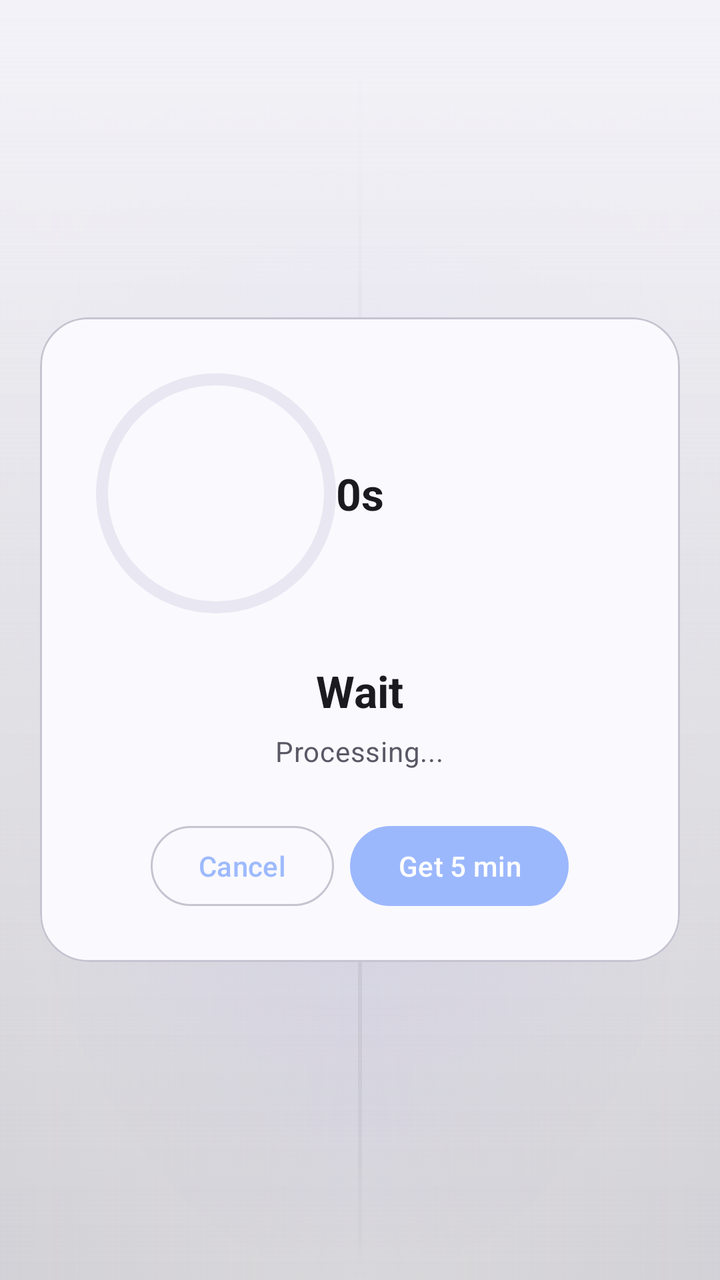
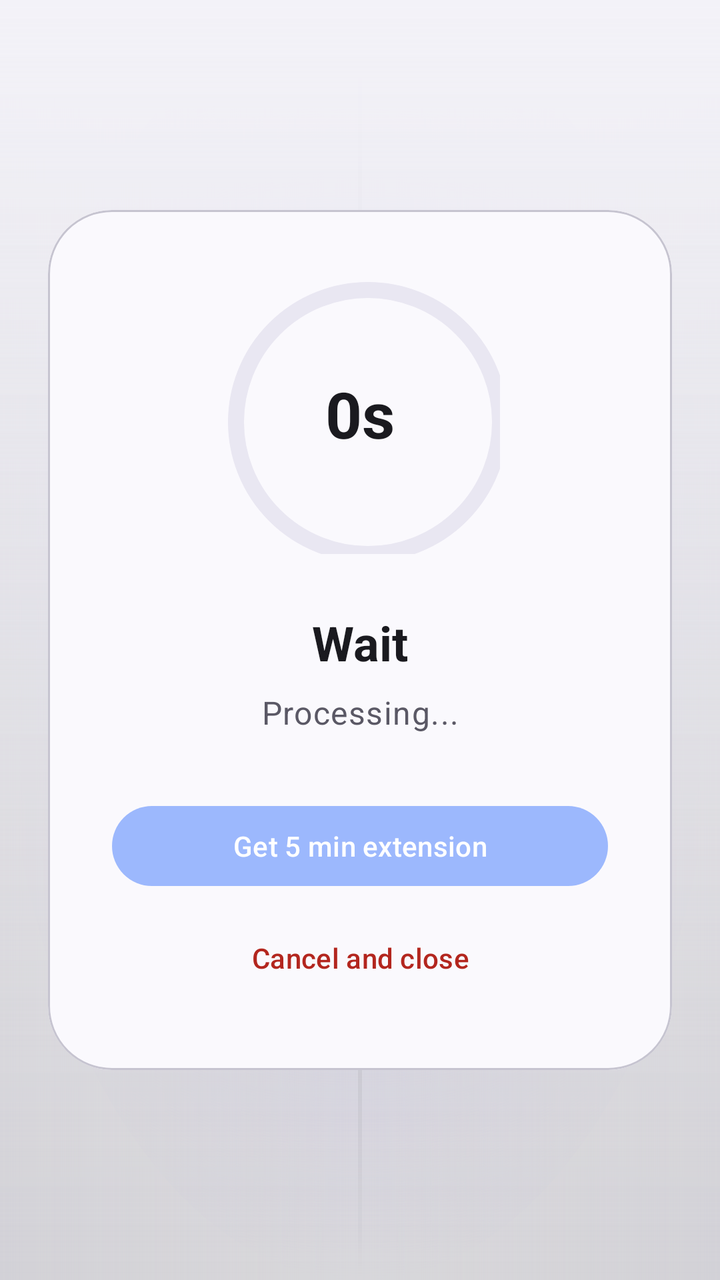

Two renders of the same Android screen: before a commit and after it. Below are the layout's source before the change and the commit's diff.
<!-- AndroidManifest.xml: application theme Theme.Shadow.Base -->
<!-- res/layout/activity_delay.xml -->
<?xml version="1.0" encoding="utf-8"?>
<FrameLayout
    xmlns:android="http://schemas.android.com/apk/res/android"
    xmlns:app="http://schemas.android.com/apk/res-auto"
    android:layout_width="match_parent"
    android:layout_height="match_parent"
    android:background="@drawable/bg_shadow_gradient"
    android:padding="20dp">

    
    <com.google.android.material.card.MaterialCardView
        android:id="@+id/container"
        android:layout_width="match_parent"
        android:layout_height="wrap_content"
        android:layout_gravity="center"

        app:cardCornerRadius="24dp"
        app:cardElevation="0dp"
        app:strokeWidth="1dp"
        app:strokeColor="?attr/colorOutline"
        app:cardBackgroundColor="?attr/colorSurface">

        <LinearLayout
            android:layout_width="match_parent"
            android:layout_height="wrap_content"
            android:orientation="vertical"
            android:gravity="center"
            android:padding="24dp">

            

            <FrameLayout
                android:layout_width="match_parent"
                android:layout_height="match_parent">

                <com.google.android.material.progressindicator.CircularProgressIndicator
                    android:id="@+id/progress"
                    android:layout_width="match_parent"
                    android:layout_height="match_parent"
                    android:indeterminate="false"
                    app:indicatorSize="120dp"
                    app:trackThickness="6dp"
                    app:trackColor="?attr/colorSurfaceVariant"
                    app:indicatorColor="?attr/colorPrimary" />

                <TextView
                    android:id="@+id/timer"
                    android:layout_width="match_parent"
                    android:layout_height="match_parent"
                    android:gravity="center"
                    android:text="0s"
                    android:textStyle="bold"
                    android:textSize="22sp"
                    android:textColor="?attr/colorOnSurface"/>
            </FrameLayout>

            

            <com.google.android.material.textview.MaterialTextView
                android:id="@+id/title"
                android:layout_width="wrap_content"
                android:layout_height="wrap_content"
                style="@style/TextAppearance.Material3.TitleLarge"
                android:layout_marginTop="20dp"
                android:text="Wait"
                android:textColor="?attr/colorOnSurface"
                android:textStyle="bold"/>

            

            <com.google.android.material.textview.MaterialTextView
                android:id="@+id/subtitle"
                android:layout_width="wrap_content"
                android:layout_height="wrap_content"
                style="@style/TextAppearance.Material3.BodyMedium"
                android:layout_marginTop="6dp"
                android:text="Processing..."
                android:textColor="?attr/colorOnSurfaceVariant"
                android:gravity="center"/>

            

            <LinearLayout
                android:layout_width="match_parent"
                android:layout_height="wrap_content"
                android:layout_marginTop="24dp"
                android:orientation="horizontal"
                android:gravity="center">

                
                <com.google.android.material.button.MaterialButton
                    android:id="@+id/btn_cancel"
                    android:layout_width="wrap_content"
                    android:layout_height="wrap_content"
                    style="@style/Widget.Material3.Button.OutlinedButton"
                    android:layout_marginEnd="8dp"
                    android:text="Cancel"/>

                
                <com.google.android.material.button.MaterialButton
                    android:id="@+id/btn_extend"
                    android:layout_width="wrap_content"
                    android:layout_height="wrap_content"
                    style="@style/Widget.Material3.Button"
                    android:text="Get 5 min"/>

            </LinearLayout>

        </LinearLayout>

    </com.google.android.material.card.MaterialCardView>

</FrameLayout>
<!-- resources referenced by this layout -->
<resources>
  <!-- drawable bg_shadow_gradient: vector/xml drawable (drawable, 2796 chars, omitted) -->
  <style name="Theme.Shadow.Base" parent="Theme.Material3.DayNight.NoActionBar">
  
          
          <item name="android:windowBackground">@color/md_background</item>
          <item name="android:colorBackground">@color/md_background</item>
  
          
          <item name="colorPrimary">@color/md_primary</item>
          <item name="colorOnPrimary">@color/md_on_primary</item>
          <item name="colorPrimaryContainer">@color/md_primary_container</item>
          <item name="colorOnPrimaryContainer">@color/md_on_primary_container</item>
  
          
          <item name="colorSecondary">@color/md_secondary</item>
          <item name="colorOnSecondary">@color/md_on_secondary</item>
  
          
          <item name="colorSurface">@color/md_surface</item>
          <item name="colorOnSurface">@color/md_on_surface</item>
  
          <item name="colorSurfaceVariant">@color/md_surface_variant</item>
          <item name="colorOnSurfaceVariant">@color/md_on_surface_variant</item>
  
          <item name="elevationOverlayEnabled">true</item>
  
          
          <item name="colorOutline">@color/md_outline</item>
  
          
          <item name="shadowGlass">@color/shadow_glass</item>
          <item name="shadowGlassStrong">@color/shadow_glass_strong</item>
          <item name="shadowGlassSoft">@color/shadow_glass_soft</item>
  
          
          <item name="android:statusBarColor">@android:color/transparent</item>
          <item name="android:navigationBarColor">@android:color/transparent</item>
  
      </style>
  <color name="md_background">#F3F2F8</color>
  <color name="md_primary">#EC95B4FD</color>
  <color name="md_on_primary">#FFFFFF</color>
  <color name="md_primary_container">#E4E0FF</color>
  <color name="md_on_primary_container">#1A1446</color>
  <color name="md_secondary">#7C7A8A</color>
  <color name="md_on_secondary">#FFFFFF</color>
  <color name="md_surface">#FAF9FD</color>
  <color name="md_on_surface">#1A1A1F</color>
  <color name="md_surface_variant">#E9E7F2</color>
  <color name="md_on_surface_variant">#5A5865</color>
  <color name="md_outline">#C6C4D0</color>
  <color name="shadow_glass">#33FFFFFF</color>
  <color name="shadow_glass_strong">#66FFFFFF</color>
  <color name="shadow_glass_soft">#1FFFFFFF</color>
</resources>

<!-- the commit's change to res/layout/activity_delay.xml (unified diff, before → after) -->
@@ -5,7 +5,7 @@
     android:layout_width="match_parent"
     android:layout_height="match_parent"
     android:background="@drawable/bg_shadow_gradient"
-    android:padding="20dp">
+    android:padding="24dp">
 
     
     <com.google.android.material.card.MaterialCardView
@@ -13,8 +13,7 @@
         android:layout_width="match_parent"
         android:layout_height="wrap_content"
         android:layout_gravity="center"
-
-        app:cardCornerRadius="24dp"
+        app:cardCornerRadius="32dp"
         app:cardElevation="0dp"
         app:strokeWidth="1dp"
         app:strokeColor="?attr/colorOutline"
@@ -25,23 +24,23 @@
             android:layout_height="wrap_content"
             android:orientation="vertical"
             android:gravity="center"
-            android:padding="24dp">
+            android:padding="32dp">
 
             
-
             <FrameLayout
-                android:layout_width="match_parent"
-                android:layout_height="match_parent">
+                android:layout_width="140dp"
+                android:layout_height="140dp">
 
                 <com.google.android.material.progressindicator.CircularProgressIndicator
                     android:id="@+id/progress"
                     android:layout_width="match_parent"
                     android:layout_height="match_parent"
                     android:indeterminate="false"
-                    app:indicatorSize="120dp"
-                    app:trackThickness="6dp"
+                    app:indicatorSize="140dp"
+                    app:trackThickness="8dp"
                     app:trackColor="?attr/colorSurfaceVariant"
-                    app:indicatorColor="?attr/colorPrimary" />
+                    app:indicatorColor="?attr/colorPrimary"
+                    app:trackCornerRadius="4dp" />
 
                 <TextView
                     android:id="@+id/timer"
@@ -49,60 +48,59 @@
                     android:layout_height="match_parent"
                     android:gravity="center"
                     android:text="0s"
+                    style="@style/TextAppearance.Material3.HeadlineLarge"
                     android:textStyle="bold"
-                    android:textSize="22sp"
                     android:textColor="?attr/colorOnSurface"/>
             </FrameLayout>
 
             
-
             <com.google.android.material.textview.MaterialTextView
                 android:id="@+id/title"
                 android:layout_width="wrap_content"
                 android:layout_height="wrap_content"
-                style="@style/TextAppearance.Material3.TitleLarge"
-                android:layout_marginTop="20dp"
+                style="@style/TextAppearance.Material3.HeadlineSmall"
+                android:layout_marginTop="28dp"
                 android:text="Wait"
                 android:textColor="?attr/colorOnSurface"
                 android:textStyle="bold"/>
 
             
-
             <com.google.android.material.textview.MaterialTextView
                 android:id="@+id/subtitle"
                 android:layout_width="wrap_content"
                 android:layout_height="wrap_content"
-                style="@style/TextAppearance.Material3.BodyMedium"
-                android:layout_marginTop="6dp"
+                style="@style/TextAppearance.Material3.BodyLarge"
+                android:layout_marginTop="8dp"
                 android:text="Processing..."
                 android:textColor="?attr/colorOnSurfaceVariant"
                 android:gravity="center"/>
 
             
-
             <LinearLayout
                 android:layout_width="match_parent"
                 android:layout_height="wrap_content"
-                android:layout_marginTop="24dp"
-                android:orientation="horizontal"
+                android:layout_marginTop="32dp"
+                android:orientation="vertical"
                 android:gravity="center">
 
                 
                 <com.google.android.material.button.MaterialButton
-                    android:id="@+id/btn_cancel"
-                    android:layout_width="wrap_content"
+                    android:id="@+id/btn_extend"
+                    android:layout_width="match_parent"
                     android:layout_height="wrap_content"
-                    style="@style/Widget.Material3.Button.OutlinedButton"
-                    android:layout_marginEnd="8dp"
-                    android:text="Cancel"/>
+                    style="@style/Widget.Material3.Button"
+                    android:text="Get 5 min extension"
+                    app:cornerRadius="20dp" />
 
                 
                 <com.google.android.material.button.MaterialButton
-                    android:id="@+id/btn_extend"
-                    android:layout_width="wrap_content"
+                    android:id="@+id/btn_cancel"
+                    android:layout_width="match_parent"
                     android:layout_height="wrap_content"
-                    style="@style/Widget.Material3.Button"
-                    android:text="Get 5 min"/>
+                    style="@style/Widget.Material3.Button.TextButton"
+                    android:layout_marginTop="8dp"
+                    android:text="Cancel and close"
+                    android:textColor="?attr/colorError" />
 
             </LinearLayout>
 
